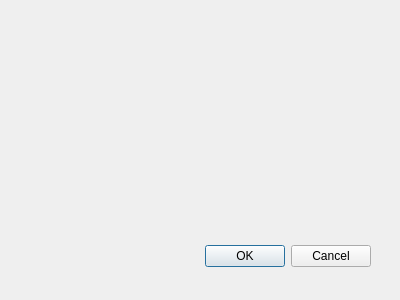
First picture: the form in Space_trace_dialog_base.ui, repository YuarenArt/SpaceTrace, before the edit.
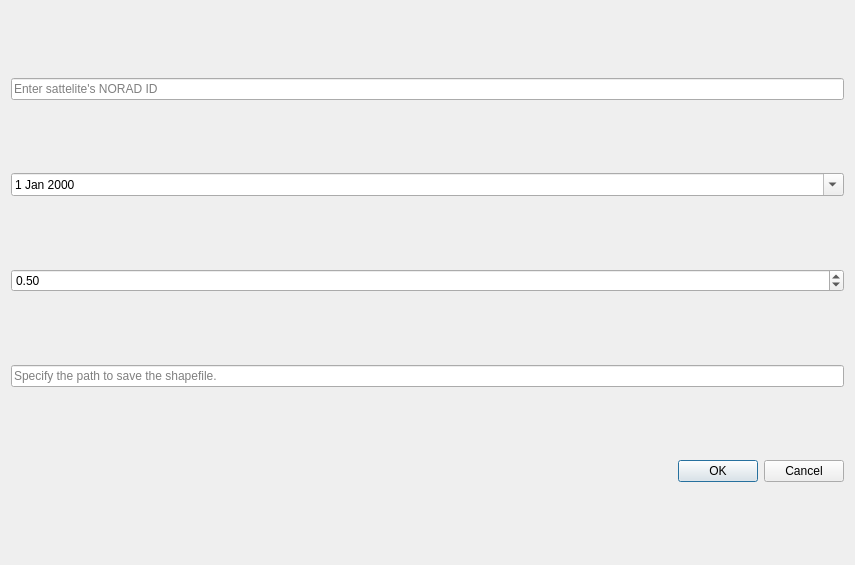
Second picture: the form after the edit.

Commit message: Added demo ui for plugin

The edit to the form file:
```diff
--- a/Space_trace_dialog_base.ui
+++ b/Space_trace_dialog_base.ui
@@ -1,33 +1,66 @@
 <ui version="4.0" >
  <class>SpaceTracePluginDialogBase</class>
- <widget class="QDialog" name="SpaceTracePluginDialogBase" >
-  <property name="geometry" >
+ <widget class="QDialog" name="SpaceTracePluginDialogBase">
+  <property name="geometry">
    <rect>
     <x>0</x>
     <y>0</y>
-    <width>400</width>
-    <height>300</height>
+    <width>855</width>
+    <height>565</height>
    </rect>
   </property>
   <property name="windowTitle" >
    <string>Space trace</string>
   </property>
-  <widget class="QDialogButtonBox" name="button_box" >
-   <property name="geometry" >
-    <rect>
-     <x>30</x>
-     <y>240</y>
-     <width>341</width>
-     <height>32</height>
-    </rect>
-   </property>
-   <property name="orientation" >
-    <enum>Qt::Horizontal</enum>
-   </property>
-   <property name="standardButtons" >
-    <set>QDialogButtonBox::Cancel|QDialogButtonBox::Ok</set>
-   </property>
-  </widget>
+  <layout class="QVBoxLayout" name="verticalLayout">
+   <item>
+    <widget class="QLineEdit" name="lineEditSatID">
+     <property name="placeholderText">
+      <string>Enter sattelite's NORAD ID</string>
+     </property>
+    </widget>
+   </item>
+   <item>
+    <widget class="QDateEdit" name="dateEdit">
+     <property name="calendarPopup">
+      <bool>true</bool>
+     </property>
+    </widget>
+   </item>
+   <item>
+    <widget class="QDoubleSpinBox" name="spinBoxStepMinutes">
+     <property name="minimum">
+      <double>0.100000000000000</double>
+     </property>
+     <property name="maximum">
+      <double>60.000000000000000</double>
+     </property>
+     <property name="singleStep">
+      <double>5.000000000000000</double>
+     </property>
+     <property name="value">
+      <double>0.500000000000000</double>
+     </property>
+    </widget>
+   </item>
+   <item>
+    <widget class="QLineEdit" name="lineEditOutputPath">
+     <property name="placeholderText">
+      <string>Specify the path to save the shapefile.</string>
+     </property>
+    </widget>
+   </item>
+   <item>
+    <widget class="QDialogButtonBox" name="buttonBox">
+     <property name="orientation">
+      <enum>Qt::Orientation::Horizontal</enum>
+     </property>
+     <property name="standardButtons">
+      <set>QDialogButtonBox::StandardButton::Cancel|QDialogButtonBox::StandardButton::Ok</set>
+     </property>
+    </widget>
+   </item>
+  </layout>
  </widget>
  <resources/>
  <connections>
```
Left out of the diff: 33 changed lines with no effect on the pictures. The commit also changes 6 other files.
